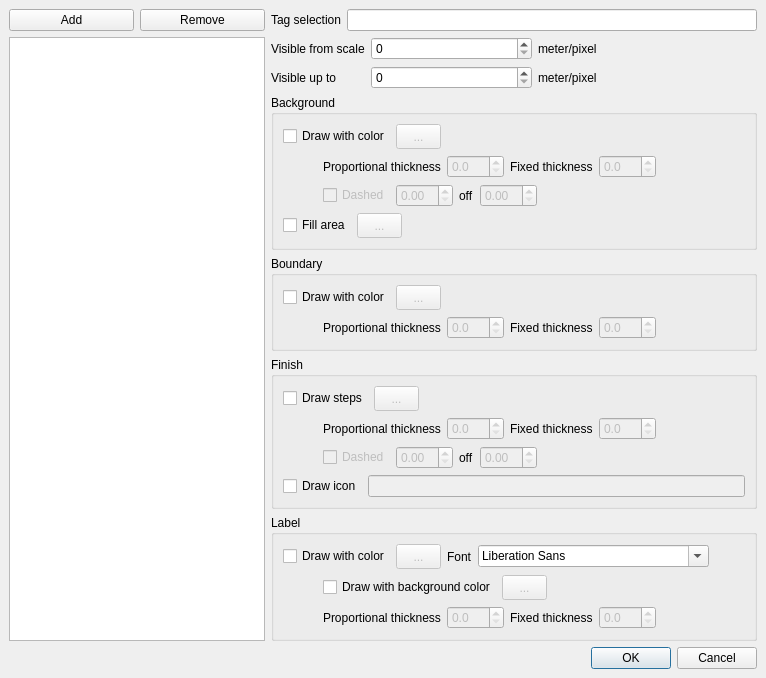
Old version of the form PaintStyle/PaintStyleEditor.ui in the repository openstreetmap/merkaartor.
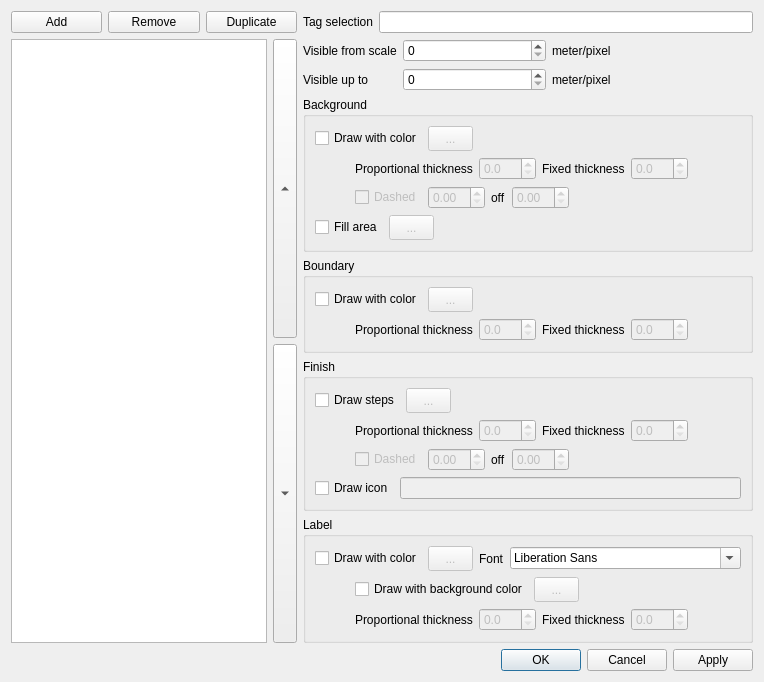
New version of the form.

Commit message: ADD : "Duplicate", "Apply", "Up", "Down" functionality to the style editor (closes #756)

What changed in the file:
```diff
--- a/PaintStyle/PaintStyleEditor.ui
+++ b/PaintStyle/PaintStyleEditor.ui
@@ -5,36 +5,18 @@
    <rect>
     <x>0</x>
     <y>0</y>
-    <width>766</width>
-    <height>665</height>
+    <width>727</width>
+    <height>671</height>
    </rect>
   </property>
   <property name="windowTitle" >
    <string>Map style editor</string>
   </property>
-  <layout class="QVBoxLayout" >
-   <property name="spacing" >
-    <number>6</number>
-   </property>
-   <property name="margin" >
-    <number>9</number>
-   </property>
+  <layout class="QVBoxLayout" name="verticalLayout_5" >
    <item>
-    <layout class="QHBoxLayout" >
-     <property name="spacing" >
-      <number>6</number>
-     </property>
-     <property name="margin" >
-      <number>0</number>
-     </property>
+    <layout class="QHBoxLayout" name="horizontalLayout_2" >
      <item>
-      <layout class="QVBoxLayout" >
-       <property name="spacing" >
-        <number>6</number>
-       </property>
-       <property name="margin" >
-        <number>0</number>
-       </property>
+      <layout class="QVBoxLayout" name="verticalLayout_8" >
        <item>
         <layout class="QHBoxLayout" >
          <property name="spacing" >
@@ -57,17 +39,64 @@
            </property>
           </widget>
          </item>
+         <item>
+          <widget class="QPushButton" name="DuplicateButton" >
+           <property name="text" >
+            <string>Duplicate</string>
+           </property>
+          </widget>
+         </item>
         </layout>
        </item>
        <item>
-        <widget class="QListWidget" name="PaintList" >
-         <property name="sizePolicy" >
-          <sizepolicy vsizetype="Expanding" hsizetype="Minimum" >
-           <horstretch>0</horstretch>
-           <verstretch>0</verstretch>
-          </sizepolicy>
-         </property>
-        </widget>
+        <layout class="QHBoxLayout" name="horizontalLayout" >
+         <item>
+          <widget class="QListWidget" name="PaintList" >
+           <property name="sizePolicy" >
+            <sizepolicy vsizetype="Expanding" hsizetype="Minimum" >
+             <horstretch>0</horstretch>
+             <verstretch>0</verstretch>
+            </sizepolicy>
+           </property>
+          </widget>
+         </item>
+         <item>
+          <layout class="QVBoxLayout" name="verticalLayout_7" >
+           <item>
+            <widget class="QToolButton" name="btUp" >
+             <property name="sizePolicy" >
+              <sizepolicy vsizetype="Expanding" hsizetype="Fixed" >
+               <horstretch>0</horstretch>
+               <verstretch>0</verstretch>
+              </sizepolicy>
+             </property>
+             <property name="text" >
+              <string>...</string>
+             </property>
+             <property name="arrowType" >
+              <enum>Qt::UpArrow</enum>
+             </property>
+            </widget>
+           </item>
+           <item>
+            <widget class="QToolButton" name="btDown" >
+             <property name="sizePolicy" >
+              <sizepolicy vsizetype="Expanding" hsizetype="Fixed" >
+               <horstretch>0</horstretch>
+               <verstretch>0</verstretch>
+              </sizepolicy>
+             </property>
+             <property name="text" >
+              <string>...</string>
+             </property>
+             <property name="arrowType" >
+              <enum>Qt::DownArrow</enum>
+             </property>
+            </widget>
+           </item>
+          </layout>
+         </item>
+        </layout>
        </item>
       </layout>
      </item>
@@ -1020,13 +1049,26 @@
      </item>
     </layout>
    </item>
+   <item>
+    <spacer name="verticalSpacer" >
+     <property name="orientation" >
+      <enum>Qt::Vertical</enum>
+     </property>
+     <property name="sizeHint" stdset="0" >
+      <size>
+       <width>20</width>
+       <height>40</height>
+      </size>
+     </property>
+    </spacer>
+   </item>
    <item>
     <widget class="QDialogButtonBox" name="buttonBox" >
      <property name="orientation" >
       <enum>Qt::Horizontal</enum>
      </property>
      <property name="standardButtons" >
-      <set>QDialogButtonBox::Cancel|QDialogButtonBox::Ok</set>
+      <set>QDialogButtonBox::Apply|QDialogButtonBox::Cancel|QDialogButtonBox::Ok</set>
      </property>
     </widget>
    </item>
```
The commit also changes 5 other files.
